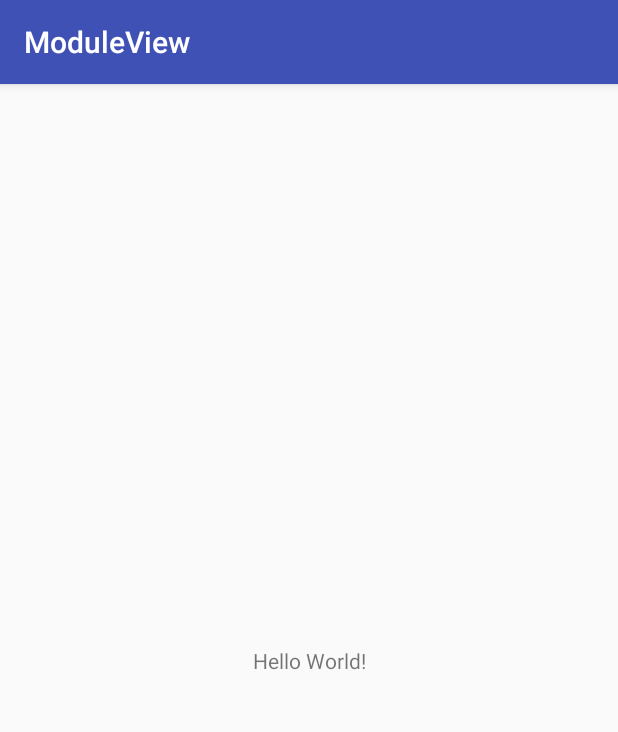
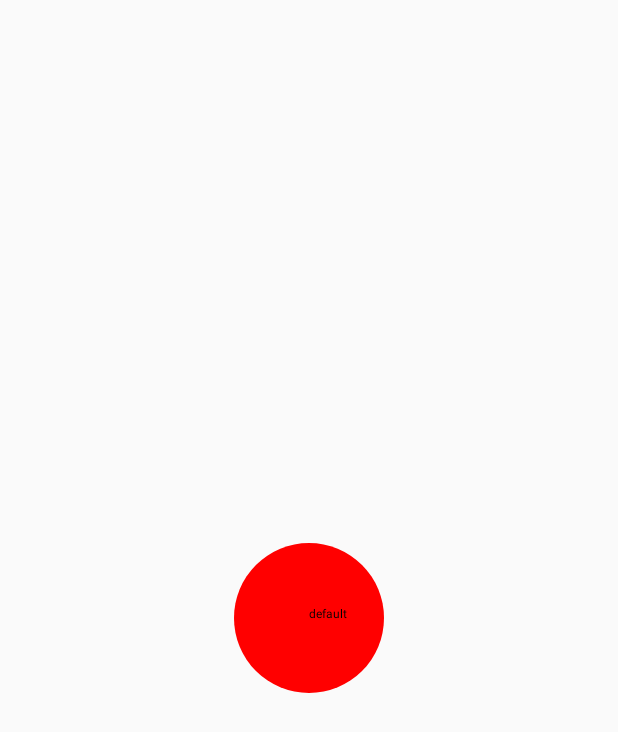
Before and after one commit to sbbqq/android, an Android app: the screen it shows after launch (MainActivity), on a phone screen of 412 x 824 dp. Shown: the top 732 px of the screen. Run offline under Robolectric (Android 15) with nearby library versions, the phone set to English and light mode, and no system bars.

Commit message:
新建customview

```diff
--- a/DeveloperANDROID/moduleview/src/main/java/com/example/moduleview/MainActivity.java
+++ b/DeveloperANDROID/moduleview/src/main/java/com/example/moduleview/MainActivity.java
@@ -1,9 +1,10 @@
 package com.example.moduleview;
 
+import android.app.Activity;
 import android.support.v7.app.AppCompatActivity;
 import android.os.Bundle;
 
-public class MainActivity extends AppCompatActivity {
+public class MainActivity extends Activity {
 
     @Override
     protected void onCreate(Bundle savedInstanceState) {
--- /dev/null
+++ b/DeveloperANDROID/moduleview/src/main/java/com/example/moduleview/developerandroid/CustomView/HelloCustomView.java
@@ -0,0 +1,72 @@
+package com.example.moduleview.developerandroid.CustomView;
+
+import android.content.Context;
+import android.content.res.TypedArray;
+import android.graphics.Canvas;
+import android.graphics.Color;
+import android.graphics.Paint;
+import android.support.annotation.Nullable;
+import android.util.AttributeSet;
+import android.view.View;
+
+import com.example.moduleview.R;
+
+/**
+ * Created by alone-nine-sword on 18-3-9.
+ */
+
+public class HelloCustomView extends View {
+    Paint paint;
+    Paint paint2;
+    String text="default";
+    int color;
+    public HelloCustomView(Context context) {
+        super(context);
+        paint=new Paint();
+        paint.setColor(Color.RED);
+        paint2=new Paint();
+        paint2.setColor(Color.BLACK);
+    }
+
+    public HelloCustomView(Context context, @Nullable AttributeSet attrs) {
+        super(context, attrs);
+        paint=new Paint();
+        paint.setColor(Color.RED);
+        paint2=new Paint();
+        paint2.setColor(Color.BLACK);
+    }
+
+    public HelloCustomView(Context context, @Nullable AttributeSet attrs, int defStyleAttr) {
+        super(context, attrs, defStyleAttr);
+        paint=new Paint();
+        paint.setColor(Color.RED);
+        paint2=new Paint();
+
+        TypedArray typedArray=context.getTheme().obtainStyledAttributes(attrs, R.styleable.HelloCustomView,defStyleAttr,0);
+        for(int i=0;i<typedArray.length();i++) {
+            int indexvalue=typedArray.getIndex(i);
+            switch (indexvalue){
+                case R.styleable.HelloCustomView_text:
+                    text=typedArray.getString(indexvalue);
+                    break;
+                case R.styleable.HelloCustomView_textcolor:
+                    color=typedArray.getColor(indexvalue,Color.BLACK);
+                    paint2.setColor(color);
+                    break;
+            }
+        }
+
+    }
+
+    @Override
+    protected void onDraw(Canvas canvas) {
+        super.onDraw(canvas);
+        canvas.drawCircle(getMeasuredWidth()/2,getMeasuredHeight()/2,Math.min(getMeasuredHeight()/2,getMeasuredWidth()),paint);
+        canvas.drawText(text,getMeasuredWidth()/2,getMeasuredHeight()/2,paint2);
+    }
+
+    @Override
+    protected void onMeasure(int widthMeasureSpec, int heightMeasureSpec) {
+        super.onMeasure(widthMeasureSpec, heightMeasureSpec);
+    }
+}
--- a/DeveloperANDROID/moduleview/src/main/res/layout/activity_main.xml
+++ b/DeveloperANDROID/moduleview/src/main/res/layout/activity_main.xml
@@ -6,10 +6,11 @@
     android:layout_height="match_parent"
     tools:context="com.example.moduleview.MainActivity">
 
-    <TextView
-        android:layout_width="wrap_content"
-        android:layout_height="wrap_content"
-        android:text="Hello World!"
+    <com.example.moduleview.developerandroid.CustomView.HelloCustomView
+        android:layout_width="match_parent"
+        android:layout_height="100dp"
+        app:text="hello,wqq"
+        app:textcolor="#FFF000"
         app:layout_constraintBottom_toBottomOf="parent"
         app:layout_constraintLeft_toLeftOf="parent"
         app:layout_constraintRight_toRightOf="parent"
```
Also changed, not shown: DeveloperANDROID/app/src/main/java/com/example/alone_nine_sword/developerandroid/CustomView/HelloCustomView.java (added, +52 -0 lines), DeveloperANDROID/moduleview/src/main/res/values/attx.xml (added, +9 -0 lines).
